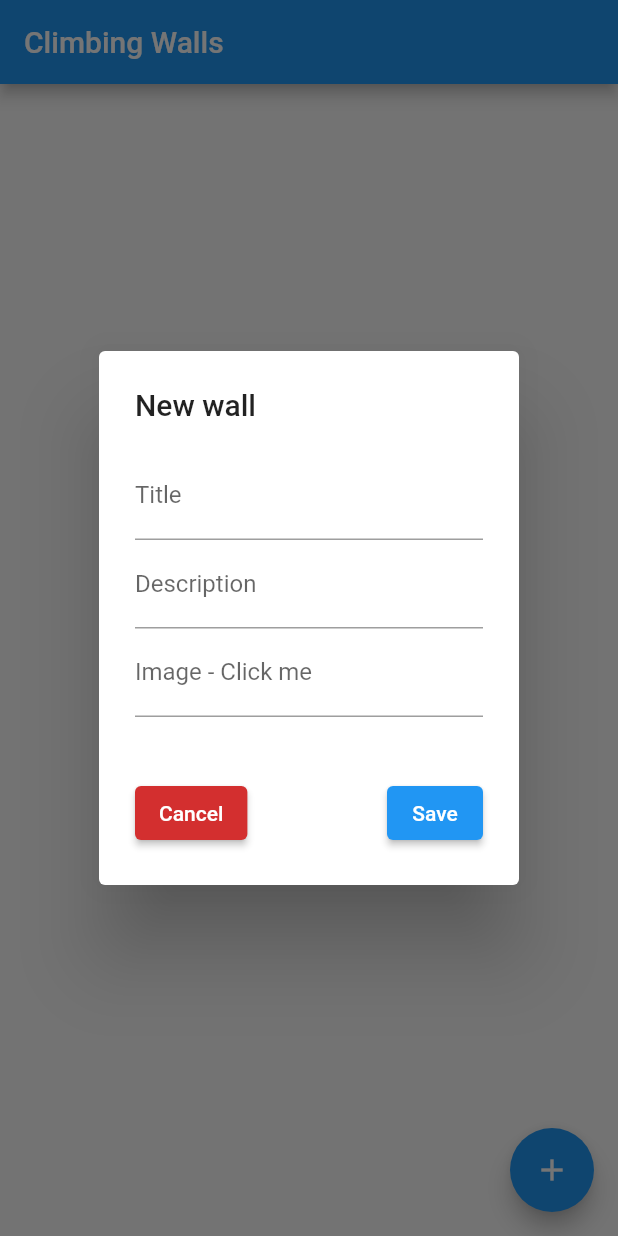
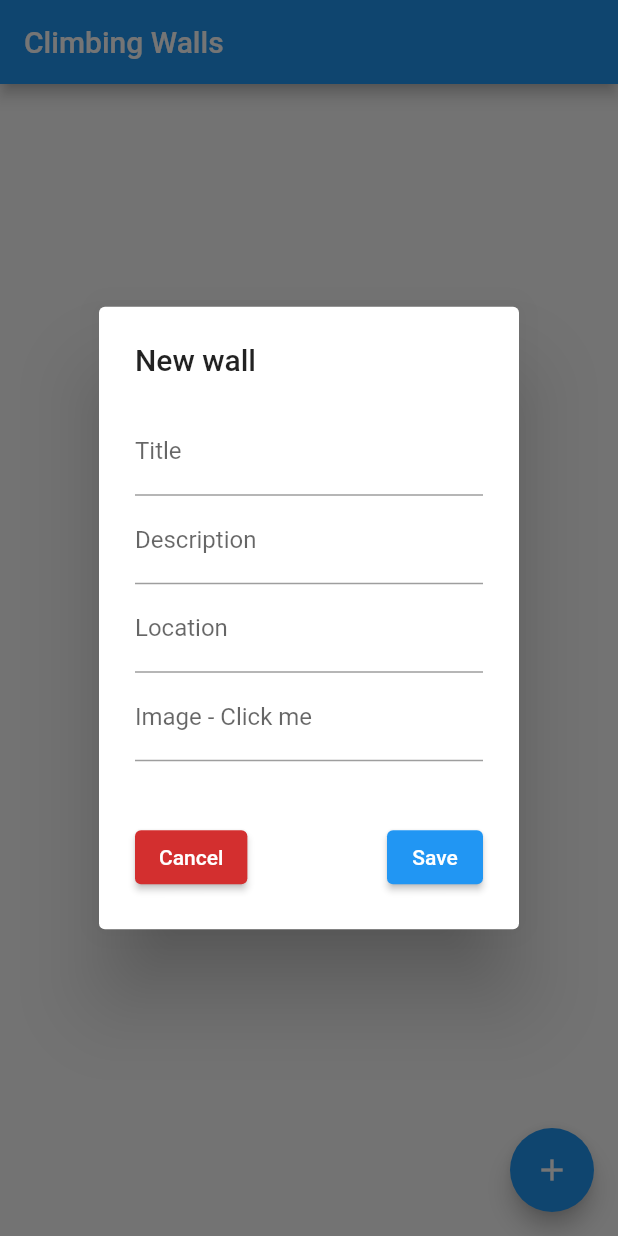
Before and after one commit to lectary/ClimbingAlien, a Flutter app: the screen it shows after launch, after a tap on the "add" icon, on a phone screen of 412 x 824 dp. Run offline on Flutter 3.47's test engine with Material 2 defaults, Android fonts, the phone set to English and light mode, and no system bars; our stand-ins replace camera, floor, fluttertoast, image_picker, sqflite; accounts and stored records are empty; generated files the repository leaves out were written again.

Commit message:
Add location to wall form

```diff
--- a/lib/views/route_management/wall_form.dart
+++ b/lib/views/route_management/wall_form.dart
@@ -38,6 +38,7 @@ class _WallFormState extends State<WallForm> {
 
   String title;
   String description;
+  String location;
   String file;
 
   @override
@@ -48,6 +49,7 @@ class _WallFormState extends State<WallForm> {
     edit = widget.wall != null;
     title = widget.wall?.title;
     description = widget.wall?.description;
+    location = widget.wall?.location;
     file = widget.wall?.file;
     _textEditingControllerImagePath.text = Utils.getFilenameFromPath(file);
   }
@@ -78,6 +80,11 @@ class _WallFormState extends State<WallForm> {
               maxLines: 5,
               decoration: InputDecoration(labelText: "Description"),
               onSaved: (value) => description = value,
+            ),
+            TextFormField(
+              initialValue: location,
+              decoration: InputDecoration(labelText: "Location"),
+              onSaved: (value) => location = value,
             ),
             TextFormField(
               controller: _textEditingControllerImagePath,
@@ -114,10 +121,11 @@ class _WallFormState extends State<WallForm> {
                           if (edit) {
                             widget.wall.title = title;
                             widget.wall.description = description;
+                            widget.wall.location = location;
                             widget.wall.fileUpdated = file;
                             wallViewModel.updateWall(widget.wall);
                           } else {
-                            Wall wall = Wall(title, description: description, file: file);
+                            Wall wall = Wall(title, description: description, location: location, file: file);
                             wallViewModel.insertWall(wall);
                           }
                           Navigator.pop(context);
```
